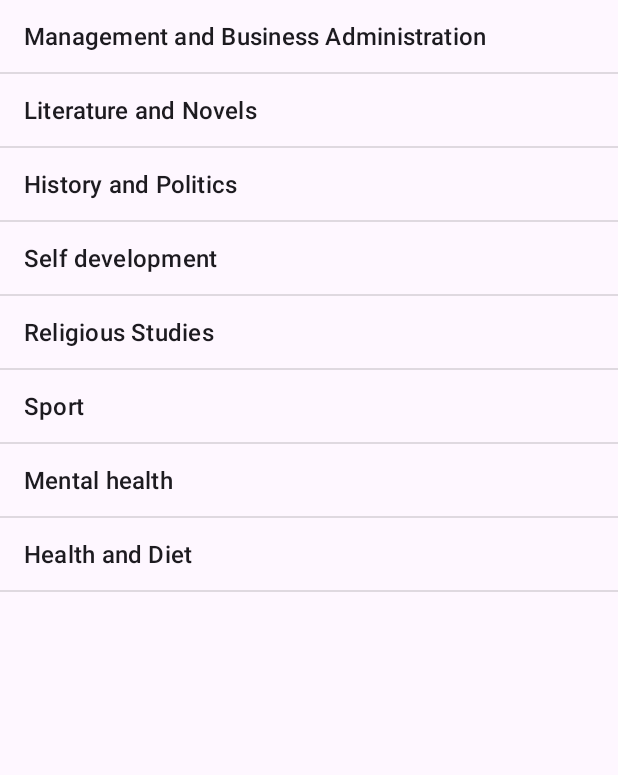
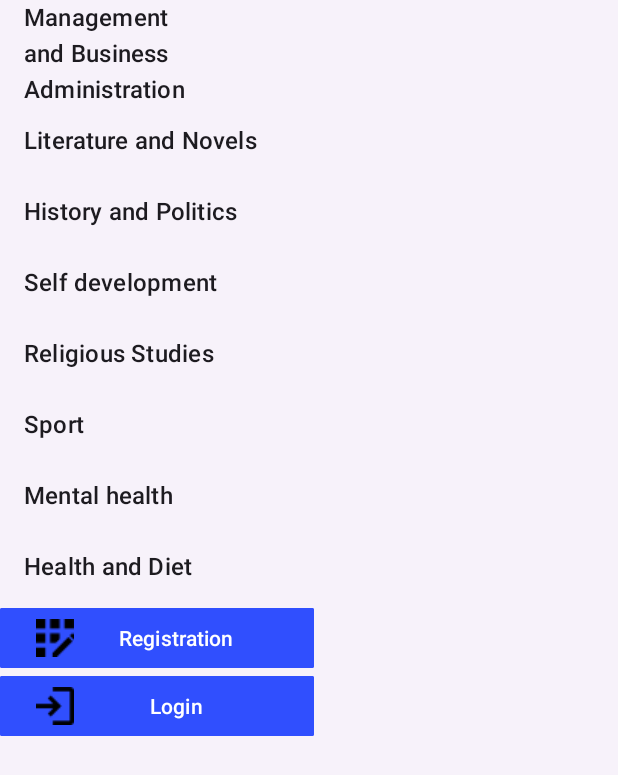
Before and after one commit to abedalrhman7/Book_store1, an Android app: the CategoriesActivity screen opened directly, with no data from a screen before it, on a phone screen of 412 x 824 dp. Shown: the top 775 px of the screen. Run offline under Robolectric (Android 15) with nearby library versions, the phone set to English and light mode, and no system bars.

Commit message:
Book_store1

```diff
--- a/app/build.gradle.kts
+++ b/app/build.gradle.kts
@@ -29,6 +29,9 @@ android {
         sourceCompatibility = JavaVersion.VERSION_11
         targetCompatibility = JavaVersion.VERSION_11
     }
+    buildFeatures {
+        viewBinding = true
+    }
 }
 
 dependencies {
@@ -37,6 +40,9 @@ dependencies {
     implementation(libs.material)
     implementation(libs.activity)
     implementation(libs.constraintlayout)
+    implementation(libs.navigation.fragment)
+    implementation(libs.legacy.support.v4)
+    implementation(libs.recyclerview)
     testImplementation(libs.junit)
     androidTestImplementation(libs.ext.junit)
     androidTestImplementation(libs.espresso.core)
--- a/app/src/main/AndroidManifest.xml
+++ b/app/src/main/AndroidManifest.xml
@@ -95,6 +95,7 @@
 
         </activity>
 
+
     </application>
 
 </manifest>
--- a/app/src/main/java/com/example/book_store1/CategoriesActivity.java
+++ b/app/src/main/java/com/example/book_store1/CategoriesActivity.java
@@ -69,6 +69,7 @@ public class CategoriesActivity extends AppCompatActivity {
 
                 }
 
+
                 else {
                     Toast.makeText(CategoriesActivity.this, "Details for " + selectedCategory + " coming soon!", Toast.LENGTH_SHORT).show();
                 }
--- a/app/src/main/java/com/example/book_store1/MainActivity.java
+++ b/app/src/main/java/com/example/book_store1/MainActivity.java
@@ -28,6 +28,8 @@ public class MainActivity extends AppCompatActivity {
         ImageButton points2Button = findViewById(R.id.Points2);
         ImageButton pointsBestButton = findViewById(R.id.pointsBest);
         ImageButton categoriesButton = findViewById(R.id.Categories);
+
+
 
 
 
--- a/app/src/main/java/com/example/book_store1/RegisterActivity.java
+++ b/app/src/main/java/com/example/book_store1/RegisterActivity.java
@@ -1,4 +1,6 @@
 package com.example.book_store1;
+
+
 
 public class RegisterActivity {
 }
--- a/app/src/main/res/layout/activity_categories.xml
+++ b/app/src/main/res/layout/activity_categories.xml
@@ -1,13 +1,60 @@
 <?xml version="1.0" encoding="utf-8"?>
 <RelativeLayout xmlns:android="http://schemas.android.com/apk/res/android"
+    xmlns:app="http://schemas.android.com/apk/res-auto"
     xmlns:tools="http://schemas.android.com/tools"
     android:layout_width="match_parent"
     android:layout_height="match_parent"
     tools:context=".CategoriesActivity">
 
-    <ListView
-        android:id="@+id/listViewCategories"
+    <com.google.android.material.navigation.NavigationView
         android:layout_width="match_parent"
-        android:layout_height="match_parent" />
+        android:layout_height="match_parent" >
+
+        <androidx.constraintlayout.widget.ConstraintLayout
+            android:layout_width="match_parent"
+            android:layout_height="match_parent">
+
+
+            <ListView
+                android:id="@+id/listViewCategories"
+                android:layout_width="0dp"
+                android:layout_height="wrap_content"
+                android:layout_marginEnd="204dp"
+                app:layout_constraintEnd_toEndOf="parent"
+                app:layout_constraintStart_toStartOf="parent"
+                app:layout_constraintTop_toTopOf="parent" />
+
+            <Button
+                android:id="@+id/button6"
+                android:layout_width="209dp"
+                android:layout_height="48dp"
+                android:layout_marginEnd="243dp"
+                android:backgroundTint="#304FFE"
+                android:drawableLeft="@drawable/app_registration_imresizer"
+                android:text="Registration"
+                app:cornerRadius="1dp"
+                app:iconPadding="0dp"
+                app:layout_constraintEnd_toEndOf="parent"
+                app:layout_constraintHorizontal_bias="0.0"
+                app:layout_constraintStart_toStartOf="@+id/listViewCategories"
+                app:layout_constraintTop_toBottomOf="@+id/listViewCategories" />
+
+            <Button
+                android:id="@+id/button9"
+                android:layout_width="209dp"
+                android:layout_height="48dp"
+                android:layout_marginTop="45dp"
+                android:layout_marginEnd="243dp"
+                android:backgroundTint="#304FFE"
+                android:drawableLeft="@drawable/login_imresizer"
+                android:text="Login"
+                app:cornerRadius="1dp"
+                app:iconPadding="0dp"
+                app:layout_constraintEnd_toEndOf="parent"
+                app:layout_constraintHorizontal_bias="0.0"
+                app:layout_constraintStart_toStartOf="@+id/listViewCategories"
+                app:layout_constraintTop_toBottomOf="@+id/listViewCategories" />
+        </androidx.constraintlayout.widget.ConstraintLayout>
+    </com.google.android.material.navigation.NavigationView>
 
 </RelativeLayout>
--- /dev/null
+++ b/app/src/main/res/values/dimens.xml
@@ -0,0 +1,4 @@
+<?xml version="1.0" encoding="utf-8"?>
+<resources>
+    <dimen name="text_margin">16dp</dimen>
+</resources>
--- a/gradle/libs.versions.toml
+++ b/gradle/libs.versions.toml
@@ -7,6 +7,9 @@ appcompat = "1.7.0"
 material = "1.12.0"
 activity = "1.10.1"
 constraintlayout = "2.2.1"
+navigationFragment = "2.9.0"
+legacySupportV4 = "1.0.0"
+recyclerview = "1.3.0"
 
 [libraries]
 junit = { group = "junit", name = "junit", version.ref = "junit" }
@@ -16,6 +19,9 @@ appcompat = { group = "androidx.appcompat", name = "appcompat", version.ref = "a
 material = { group = "com.google.android.material", name = "material", version.ref = "material" }
 activity = { group = "androidx.activity", name = "activity", version.ref = "activity" }
 constraintlayout = { group = "androidx.constraintlayout", name = "constraintlayout", version.ref = "constraintlayout" }
+navigation-fragment = { group = "androidx.navigation", name = "navigation-fragment", version.ref = "navigationFragment" }
+legacy-support-v4 = { group = "androidx.legacy", name = "legacy-support-v4", version.ref = "legacySupportV4" }
+recyclerview = { group = "androidx.recyclerview", name = "recyclerview", version.ref = "recyclerview" }
 
 [plugins]
 android-application = { id = "com.android.application", version.ref = "agp" }
```
Also changed, not shown: app/src/main/res/drawable/app_registration.png (added), app/src/main/res/drawable/app_registration_imresizer.png (added), app/src/main/res/drawable/login.png (added), app/src/main/res/drawable/login_imresizer.png (added).
